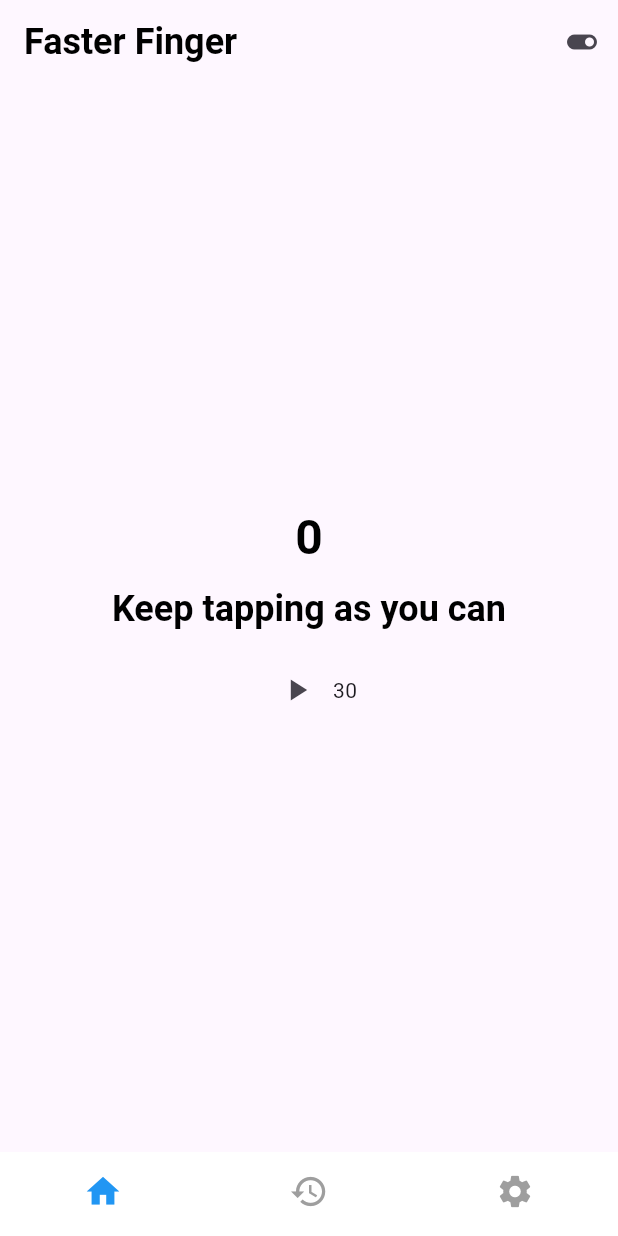
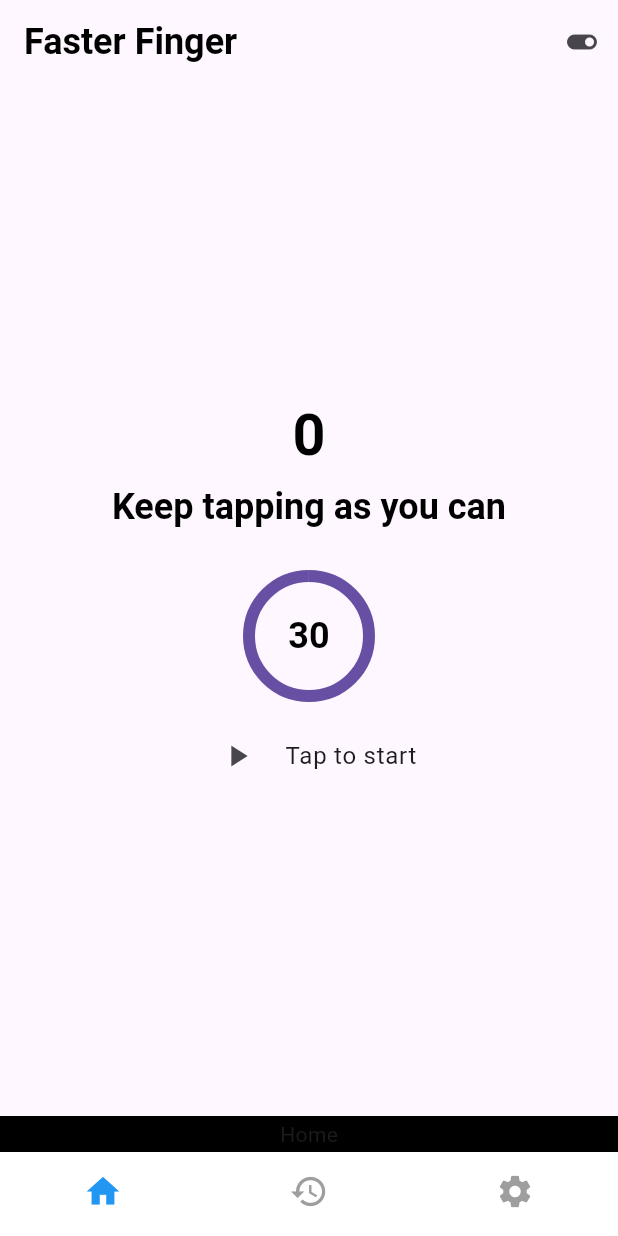
Before and after one commit to sudipeb/tapcounter, a Flutter app: the TapViewPage screen opened by its route, on a phone screen of 412 x 824 dp. Run offline on Flutter 3.47's test engine with Material 3 defaults, Android fonts, the phone set to English and light mode, and no system bars; drawn by our look-alikes of persistent_bottom_nav_bar; our stand-ins replace auto_route, bloc, confetti, device_info_plus, equatable, flutter_bloc and 3 more; accounts and stored records are empty.

Commit message:
changed the ui to have some animation

```diff
--- a/lib/features/counter/presentation/tap_view.dart
+++ b/lib/features/counter/presentation/tap_view.dart
@@ -1,23 +1,98 @@
 import 'package:auto_route/auto_route.dart';
 import 'package:flutter/material.dart';
 import 'package:flutter_bloc/flutter_bloc.dart';
+import 'package:confetti/confetti.dart';
 import 'package:tapcounter/features/counter/cubit/tap_cubit.dart';
 import 'package:tapcounter/features/counter/cubit/timer_cubit.dart';
-
 import 'package:tapcounter/features/widgets/bottom_nav_bar.dart';
 
 @RoutePage()
-class TapViewPage extends StatelessWidget {
+class TapViewPage extends StatefulWidget {
   const TapViewPage({super.key});
 
   @override
+  State<TapViewPage> createState() => _TapViewPageState();
+}
+
+class _TapViewPageState extends State<TapViewPage>
+    with SingleTickerProviderStateMixin {
+  late final AnimationController _tapAnimationController;
+  late final Animation<double> _tapAnimation;
+  late final ConfettiController _confettiController;
+
+  @override
+  void initState() {
+    super.initState();
+    _tapAnimationController = AnimationController(
+      vsync: this,
+      duration: const Duration(milliseconds: 100),
+      lowerBound: 1.0,
+      upperBound: 1.2,
+    );
+    _tapAnimation = _tapAnimationController.drive(Tween(begin: 1.0, end: 1.2));
+    _confettiController = ConfettiController(
+      duration: const Duration(seconds: 1),
+    );
+  }
+
+  @override
+  void dispose() {
+    _tapAnimationController.dispose();
+    _confettiController.dispose();
+    super.dispose();
+  }
+
+  void _handleTap() {
+    final timerCubit = context.read<TimerCubit>();
+    if (timerCubit.isRunning && timerCubit.state > 0) {
+      final tapCubit = context.read<TapCubit>();
+      tapCubit.onTap();
+
+      // animate the tap counter
+      _tapAnimationController.forward().then(
+        (_) => _tapAnimationController.reverse(),
+      );
+
+      // play confetti every 5 taps
+      if (tapCubit.state % 5 == 0) {
+        _confettiController.play();
+      }
+    }
+  }
+
+  // Custom heart shape
+  Path _drawHeart(Size size) {
+    final path = Path();
+    path.moveTo(size.width / 2, size.height / 4);
+    path.cubicTo(
+      size.width * 5 / 14,
+      0,
+      0,
+      size.height / 4,
+      size.width / 2,
+      size.height,
+    );
+    path.cubicTo(
+      size.width,
+      size.height / 4,
+      size.width * 9 / 14,
+      0,
+      size.width / 2,
+      size.height / 4,
+    );
+    path.close();
+    return path;
+  }
+
+  @override
   Widget build(BuildContext context) {
-    final decoration = Theme.of(context).textTheme;
+    final textTheme = Theme.of(context).textTheme;
     final toggleButton = context.watch<ToggleCubit>().state;
+
     return Scaffold(
       appBar: AppBar(
         automaticallyImplyLeading: false,
-        title: Text('Faster Finger', style: decoration.displayMedium),
+        title: Text('Faster Finger', style: textTheme.displayMedium),
         actions: [
           IconButton(
             icon: Icon(
@@ -29,10 +104,11 @@ class TapViewPage extends StatelessWidget {
           ),
         ],
       ),
-      body: SafeArea(
-        child: Column(
+      body: Stack(
+        alignment: Alignment.center,
         children: [
-            // Tap area takes remaining space
+          Column(
+            children: [
               Expanded(
                 child: BlocListener<TimerCubit, int>(
                   listener: (context, timer) {
@@ -44,58 +120,106 @@ class TapViewPage extends StatelessWidget {
                     }
                   },
                   child: GestureDetector(
-                  onTap: () {
-                    final timerCubit = context.read<TimerCubit>();
-                    if (timerCubit.isRunning && timerCubit.state > 0) {
-                      context.read<TapCubit>().onTap();
-                    }
-                  },
+                    onTap: _handleTap,
                     child: Center(
                       child: Column(
                         mainAxisAlignment: MainAxisAlignment.center,
                         children: [
-                        BlocBuilder<TapCubit, int>(
-                          builder: (context, state) =>
-                              Text('$state', style: decoration.displayLarge),
+                          ScaleTransition(
+                            scale: _tapAnimation,
+                            child: BlocBuilder<TapCubit, int>(
+                              builder: (context, state) => AnimatedSwitcher(
+                                duration: const Duration(milliseconds: 200),
+                                transitionBuilder: (child, animation) =>
+                                    ScaleTransition(
+                                      scale: animation,
+                                      child: child,
+                                    ),
+                                child: Text(
+                                  '$state',
+                                  key: ValueKey<int>(state),
+                                  style: textTheme.displayLarge,
+                                ),
+                              ),
+                            ),
                           ),
                           const SizedBox(height: 16),
                           Text(
                             'Keep tapping as you can',
-                          style: decoration.displayMedium,
+                            style: textTheme.displayMedium,
+                          ),
+                          const SizedBox(height: 32),
+                          BlocBuilder<TimerCubit, int>(
+                            builder: (context, state) {
+                              final progress =
+                                  state /
+                                  context.read<TimerCubit>().originalTime;
+                              return Stack(
+                                alignment: Alignment.center,
+                                children: [
+                                  SizedBox(
+                                    width: 80,
+                                    height: 80,
+                                    child: CircularProgressIndicator(
+                                      value: progress,
+                                      strokeWidth: 8,
+                                    ),
+                                  ),
+                                  Text(
+                                    '$state',
+                                    style: textTheme.displayMedium,
+                                  ),
+                                ],
+                              );
+                            },
                           ),
                           const SizedBox(height: 16),
-                        BlocBuilder<TimerCubit, int>(
-                          builder: (context, state) {
-                            return Row(
+                          Row(
                             mainAxisAlignment: MainAxisAlignment.center,
                             children: [
                               IconButton(
                                 icon: const Icon(Icons.play_arrow),
                                 onPressed: () {
-                                    final timerCubit = context
-                                        .read<TimerCubit>();
+                                  final timerCubit = context.read<TimerCubit>();
                                   final tapCubit = context.read<TapCubit>();
-
                                   tapCubit.resetTaps();
                                   timerCubit.startTimer();
                                 },
                               ),
-                                Text('$state'),
+                              const SizedBox(width: 8),
+                              Text('Tap to start', style: textTheme.bodyLarge),
                             ],
-                            );
-                          },
                           ),
                         ],
                       ),
                     ),
                   ),
                 ),
-
-              // Bottom navigation bar stays fixed at bottom
               ),
-            SizedBox(height: 56, child: BottomNavBar()),
+              SizedBox(height: 80, child: BottomNavBar()),
             ],
           ),
+
+          // Confetti hearts overlay
+          Align(
+            alignment: Alignment.topCenter,
+            child: ConfettiWidget(
+              confettiController: _confettiController,
+              blastDirectionality: BlastDirectionality.explosive,
+              shouldLoop: false,
+              colors: const [
+                Colors.red,
+                Colors.pink,
+                Colors.blue,
+                Colors.green,
+                Colors.yellow,
+              ],
+              numberOfParticles: 200,
+              gravity: 0.5,
+              createParticlePath: _drawHeart,
+            ),
+          ),
+        ],
       ),
     );
   }
--- a/lib/features/settings/user_settings.dart
+++ b/lib/features/settings/user_settings.dart
@@ -26,7 +26,9 @@ class SettingsPage extends StatelessWidget {
 
         return Scaffold(
           appBar: AppBar(title: Text('User Profile Settings')),
-          body: Column(
+          body: Padding(
+            padding: const EdgeInsets.all(40.0),
+            child: Column(
               children: [
                 CircleAvatar(
                   radius: 60,
@@ -75,6 +77,7 @@ class SettingsPage extends StatelessWidget {
                 ),
               ],
             ),
+          ),
         );
       },
     );
--- a/pubspec.yaml
+++ b/pubspec.yaml
@@ -44,6 +44,7 @@ dependencies:
   image_picker: ^1.2.0
   device_info_plus: ^12.2.0
   equatable: ^2.0.7
+  confetti: ^0.8.0
 
 dev_dependencies:
   flutter_test:
```
Also changed, not shown: pubspec.lock. Lines whose indentation alone changed are shown as unchanged.
